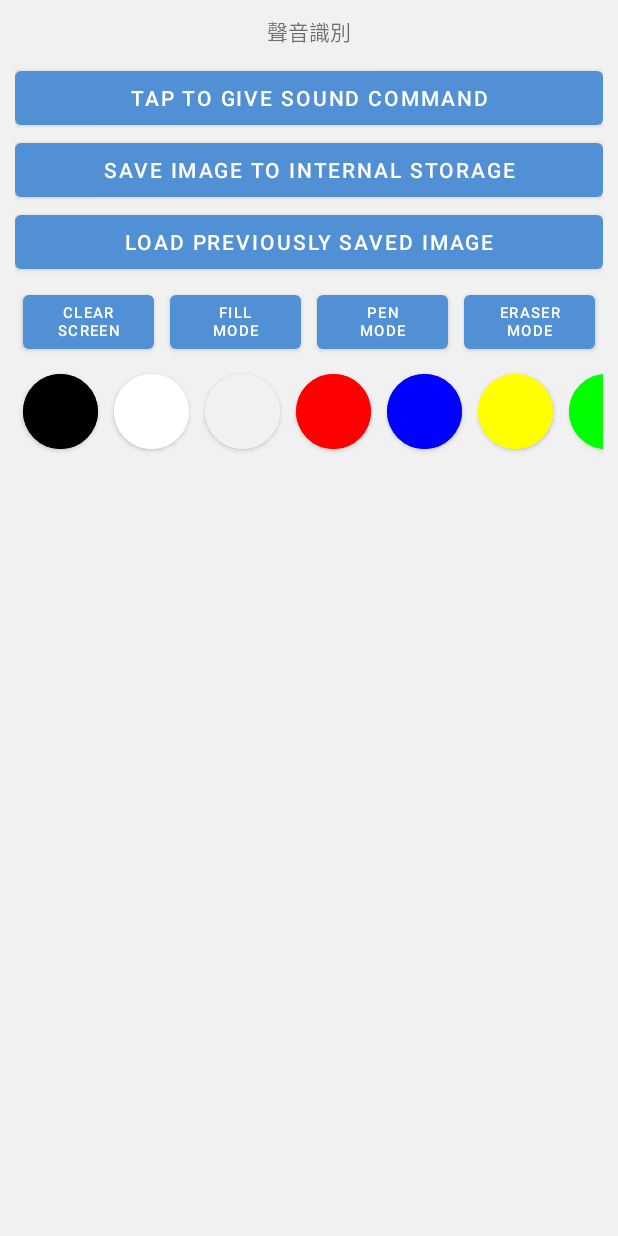
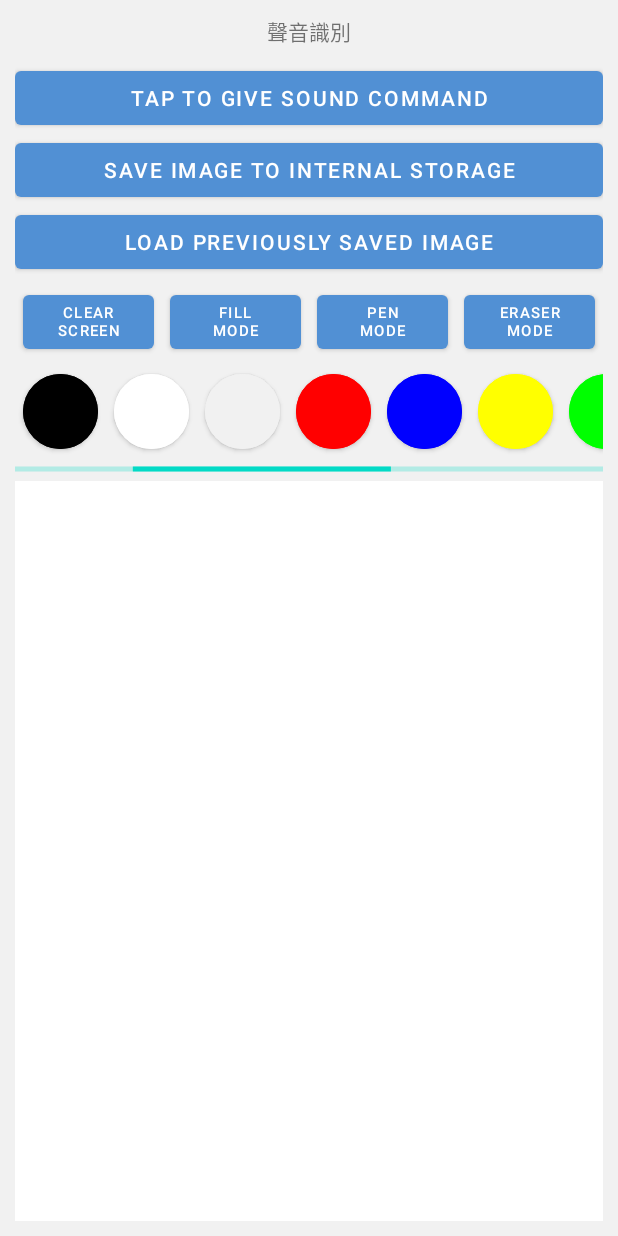
Before and after one commit to Hannah2020-github/drawingbysound, an Android app built with Jetpack Compose: the screen it shows after launch (MainActivity), on a phone screen of 412 x 824 dp. Run offline under Robolectric (Android 15) with nearby library versions, the phone set to English and light mode, and no system bars.

Commit message:
feature: layout 插入自定義 view

```diff
--- /dev/null
+++ b/app/src/main/java/com/hannah/drawingbysound/PaintView.kt
@@ -0,0 +1,8 @@
+package com.hannah.drawingbysound
+
+import android.content.Context
+import android.util.AttributeSet
+import android.view.View
+
+class PaintView(c: Context, attrs: AttributeSet): View(c, attrs) {
+}
--- a/app/src/main/res/layout/main_activity.xml
+++ b/app/src/main/res/layout/main_activity.xml
@@ -185,5 +185,17 @@
         </LinearLayout>
     </HorizontalScrollView>
 
+    <ProgressBar
+        android:id="@+id/progressBar"
+        android:indeterminate="true"
+        style="?android:attr/progressBarStyleHorizontal"
+        android:layout_width="match_parent"
+        android:layout_height="wrap_content" />
+
+    <com.hannah.drawingbysound.PaintView
+        android:id="@+id/paint_view"
+        android:layout_width="match_parent"
+        android:layout_height="match_parent"
+        android:background="@color/white" />
 
 </LinearLayout>
```
